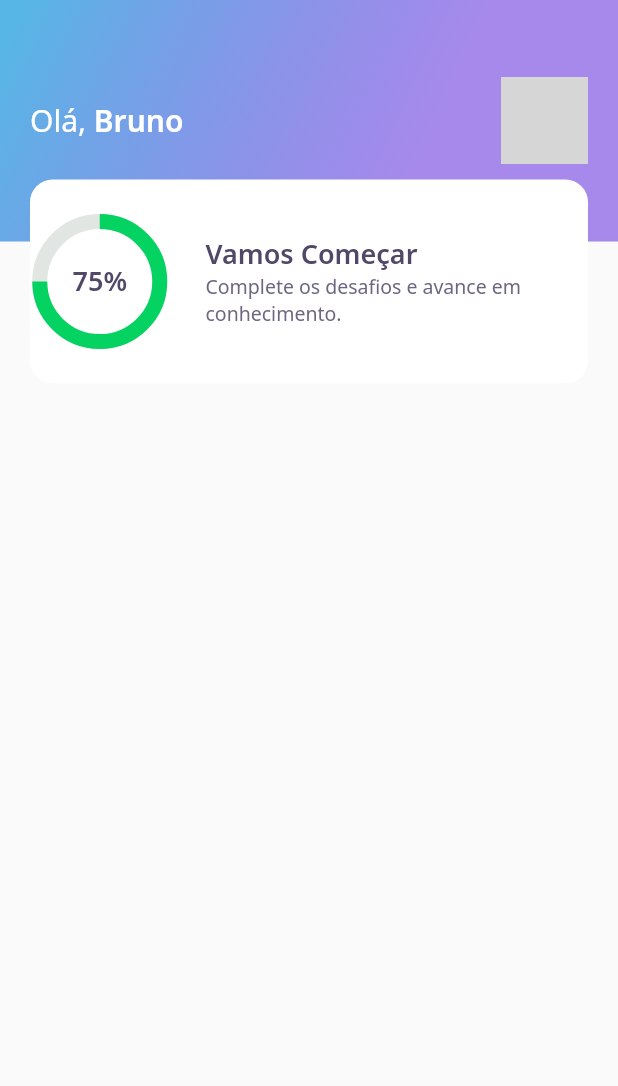
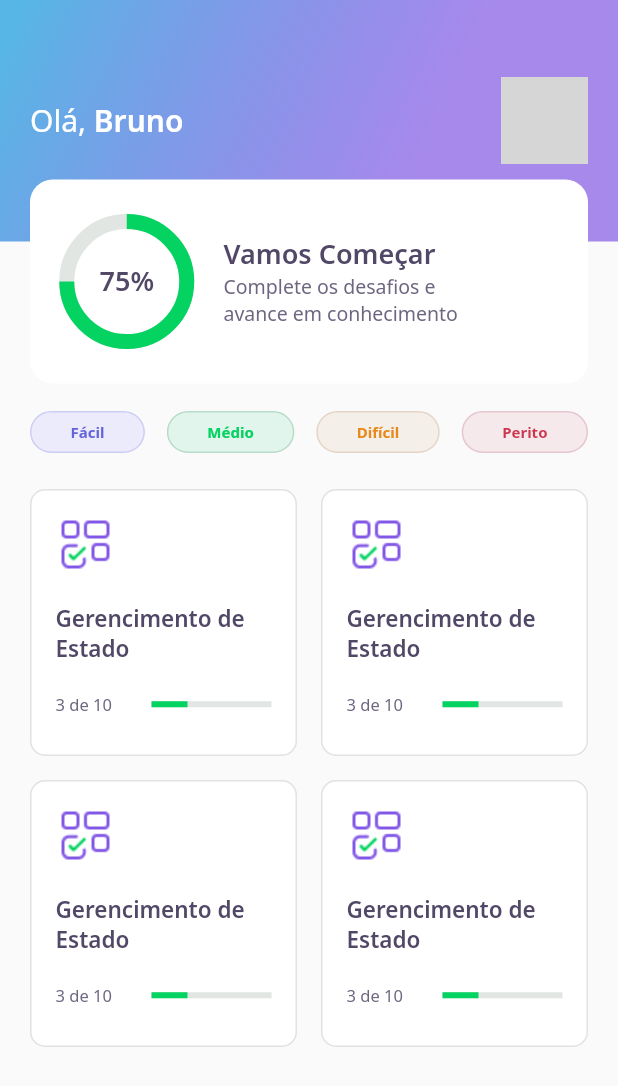
Before and after one commit to BrunoMoraes-Z/DevQuiz, a Flutter app: the HomePage screen opened directly, on a phone screen of 412 x 824 dp. Shown: the top 1086 px of the screen. Run offline on Flutter 3.47's test engine with Material 2 defaults, Android fonts, the phone set to English and light mode, and no system bars; our stand-ins replace google_fonts; network calls fail; grey boxes are pictures that could not be loaded.

Commit message:
finalizado layout da home e inciando layout do quiz

```diff
--- a/lib/core/app_widget.dart
+++ b/lib/core/app_widget.dart
@@ -1,4 +1,5 @@
 import 'package:DevQuiz/home/home_page.dart';
+import 'package:DevQuiz/quiz/quiz_page.dart';
 import 'package:DevQuiz/splash/splash_page.dart';
 import 'package:flutter/material.dart';
 
@@ -8,7 +9,7 @@ class AppWidget extends StatelessWidget {
     return MaterialApp(
       debugShowCheckedModeBanner: false,
       title: "DevQuiz",
-      home: HomePage(),
+      home: QuizPage(),
     );
   }
 }
--- /dev/null
+++ b/lib/home/components/level_button.dart
@@ -0,0 +1,68 @@
+import 'package:DevQuiz/core/app_colors.dart';
+import 'package:flutter/material.dart';
+import 'package:google_fonts/google_fonts.dart';
+
+class LevelButton extends StatelessWidget {
+  final String label;
+  LevelButton({
+    Key? key,
+    required this.label,
+  })   : assert(
+          ['Fácil', 'Médio', 'Difícil', 'Perito'].contains(label),
+        ),
+        super(key: key);
+
+  final config = {
+    "Fácil": {
+      'color': AppColors.levelButtonFacil,
+      'borderColor': AppColors.levelButtonBorderFacil,
+      'textColor': AppColors.levelButtonTextFacil
+    },
+    "Médio": {
+      'color': AppColors.levelButtonMedio,
+      'borderColor': AppColors.levelButtonBorderMedio,
+      'textColor': AppColors.levelButtonTextMedio
+    },
+    "Difícil": {
+      'color': AppColors.levelButtonDificil,
+      'borderColor': AppColors.levelButtonBorderDificil,
+      'textColor': AppColors.levelButtonTextDificil
+    },
+    "Perito": {
+      'color': AppColors.levelButtonPerito,
+      'borderColor': AppColors.levelButtonBorderPerito,
+      'textColor': AppColors.levelButtonTextPerito
+    },
+  };
+
+  Color get buttonColor => config[label]!['color']!;
+  Color get borderColor => config[label]!['borderColor']!;
+  Color get textColor => config[label]!['textColor']!;
+
+  @override
+  Widget build(BuildContext context) {
+    return Container(
+      decoration: BoxDecoration(
+        borderRadius: BorderRadius.circular(28),
+        color: buttonColor,
+        border: Border.fromBorderSide(
+          BorderSide(color: borderColor),
+        ),
+      ),
+      child: Padding(
+        padding: EdgeInsets.symmetric(
+          horizontal: 26,
+          vertical: 6,
+        ),
+        child: Text(
+          label,
+          style: GoogleFonts.notoSans(
+            color: textColor,
+            fontSize: 10,
+            fontWeight: FontWeight.bold,
+          ),
+        ),
+      ),
+    );
+  }
+}
--- /dev/null
+++ b/lib/home/components/quiz_card.dart
@@ -0,0 +1,60 @@
+import 'package:DevQuiz/core/app_colors.dart';
+import 'package:DevQuiz/core/app_images.dart';
+import 'package:DevQuiz/core/app_text_styles.dart';
+import 'package:DevQuiz/shared/components/progress_indicator.dart';
+import 'package:flutter/material.dart';
+
+class QuizCard extends StatelessWidget {
+  const QuizCard({Key? key}) : super(key: key);
+
+  @override
+  Widget build(BuildContext context) {
+    return Container(
+      padding: EdgeInsets.all(16),
+      decoration: BoxDecoration(
+        color: Colors.white,
+        borderRadius: BorderRadius.circular(10),
+        border: Border.fromBorderSide(
+          BorderSide(
+            color: AppColors.border,
+          ),
+        ),
+      ),
+      child: Column(
+        crossAxisAlignment: CrossAxisAlignment.start,
+        children: [
+          Container(
+            height: 40,
+            width: 40,
+            child: Image.asset(AppImages.blocks),
+          ),
+          SizedBox(height: 19),
+          Text(
+            'Gerencimento de Estado',
+            style: AppTextStyles.heading15,
+          ),
+          SizedBox(height: 20),
+          Row(
+            children: [
+              Expanded(
+                flex: 1,
+                child: Text(
+                  '3 de 10',
+                  style: AppTextStyles.body11,
+                ),
+              ),
+              SizedBox(
+                width: 80,
+                child: Container(
+                  child: IProgressIndicator(
+                    value: 0.3,
+                  ),
+                ),
+              ),
+            ],
+          )
+        ],
+      ),
+    );
+  }
+}
--- a/lib/home/components/score_card.dart
+++ b/lib/home/components/score_card.dart
@@ -19,6 +19,8 @@ class ScoreCard extends StatelessWidget {
           color: AppColors.white,
           borderRadius: BorderRadius.circular(15),
         ),
+        child: Padding(
+          padding: EdgeInsets.symmetric(horizontal: 24),
           child: Row(
             crossAxisAlignment: CrossAxisAlignment.center,
             children: [
@@ -41,7 +43,7 @@ class ScoreCard extends StatelessWidget {
                         style: AppTextStyles.heading,
                       ),
                       Text(
-                      'Complete os desafios e avance em conhecimento.',
+                        'Complete os desafios e\navance em conhecimento',
                         style: AppTextStyles.body,
                       )
                     ],
@@ -52,6 +54,7 @@ class ScoreCard extends StatelessWidget {
             ],
           ),
         ),
+      ),
     );
   }
 }
--- a/lib/home/home_page.dart
+++ b/lib/home/home_page.dart
@@ -1,4 +1,7 @@
+import 'package:DevQuiz/core/app_colors.dart';
 import 'package:DevQuiz/home/components/custom_app_bar.dart';
+import 'package:DevQuiz/home/components/level_button.dart';
+import 'package:DevQuiz/home/components/quiz_card.dart';
 import 'package:flutter/material.dart';
 
 class HomePage extends StatefulWidget {
@@ -13,6 +16,38 @@ class _HomePageState extends State<HomePage> {
   Widget build(BuildContext context) {
     return Scaffold(
       appBar: CustomAppBar(),
+      body: Column(
+        children: [
+          Padding(
+            padding: const EdgeInsets.symmetric(horizontal: 20, vertical: 24),
+            child: Row(
+              mainAxisAlignment: MainAxisAlignment.spaceBetween,
+              children: [
+                LevelButton(label: 'Fácil'),
+                LevelButton(label: 'Médio'),
+                LevelButton(label: 'Difícil'),
+                LevelButton(label: 'Perito'),
+              ],
+            ),
+          ),
+          Expanded(
+            child: Padding(
+              padding: const EdgeInsets.symmetric(horizontal: 20),
+              child: GridView.count(
+                crossAxisCount: 2,
+                mainAxisSpacing: 16,
+                crossAxisSpacing: 16,
+                children: [
+                  QuizCard(),
+                  QuizCard(),
+                  QuizCard(),
+                  QuizCard(),
+                ],
+              ),
+            ),
+          ),
+        ],
+      ),
     );
   }
 }
--- /dev/null
+++ b/lib/shared/components/progress_indicator.dart
@@ -0,0 +1,16 @@
+import 'package:DevQuiz/core/app_colors.dart';
+import 'package:flutter/material.dart';
+
+class IProgressIndicator extends StatelessWidget {
+  final double value;
+  const IProgressIndicator({Key? key, required this.value}) : super(key: key);
+
+  @override
+  Widget build(BuildContext context) {
+    return LinearProgressIndicator(
+      value: value,
+      backgroundColor: AppColors.chartSecondary,
+      valueColor: AlwaysStoppedAnimation(AppColors.chartPrimary),
+    );
+  }
+}
```
Also changed, not shown: lib/quiz/components/Awnser.dart (added, +83 -0 lines), lib/quiz/components/quest_indicator.dart (added, +35 -0 lines), lib/quiz/components/quiz.dart (added, +29 -0 lines), lib/quiz/quiz_page.dart (added, +32 -0 lines). Lines whose indentation alone changed are shown as unchanged.
